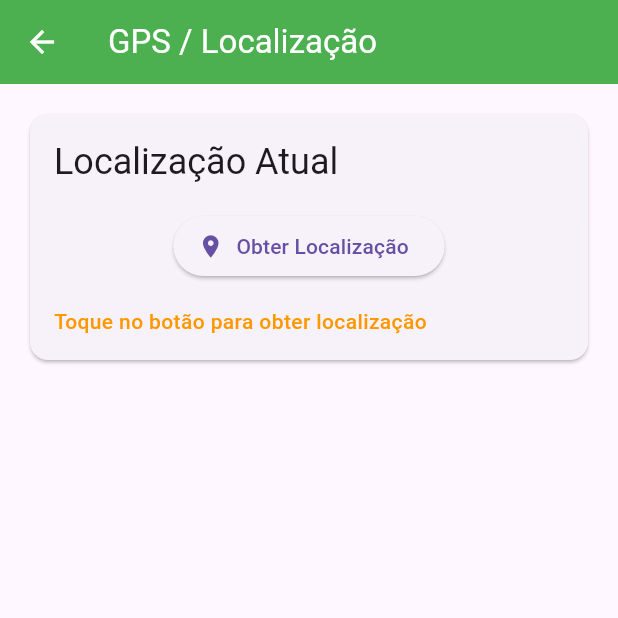
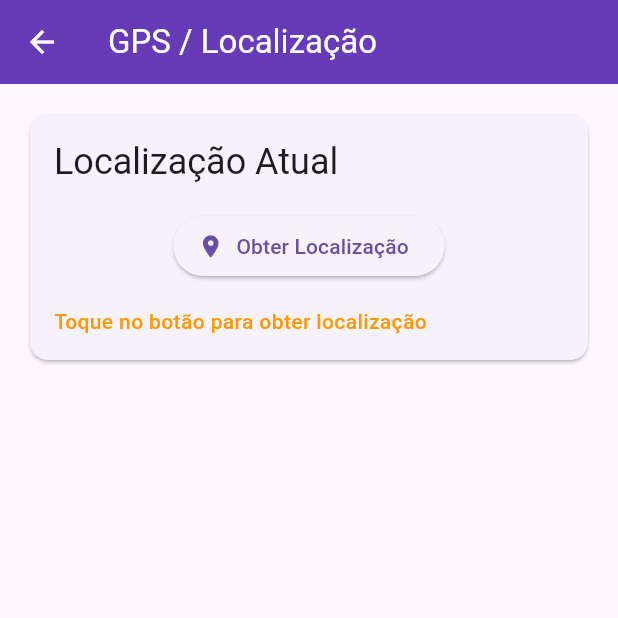
Before and after one commit to nascimentoI/intro---flutter, a Flutter app: the GpsPage screen opened directly, on a phone screen of 412 x 824 dp, the top half of it. Run offline on Flutter 3.47's test engine with Material 3 defaults, Android fonts, the phone set to English and light mode, and no system bars; our stand-ins replace flutter_map, geocoding, geolocator, latlong2.

Commit message:
Alteração cores

```diff
--- a/flutter_application_1/lib/pages/gps_page.dart
+++ b/flutter_application_1/lib/pages/gps_page.dart
@@ -41,7 +41,7 @@ class _GpsPageState extends State<GpsPage> {
     return Scaffold(
       appBar: AppBar(
         title: const Text('GPS / Localização'),
-        backgroundColor: Colors.green,
+        backgroundColor: Colors.deepPurple,
         foregroundColor: Colors.white,
       ),
       body: SingleChildScrollView(
@@ -81,7 +81,7 @@ class _GpsPageState extends State<GpsPage> {
                         _controller.statusMessage,
                         style: TextStyle(
                           color: _controller.currentPosition != null
-                              ? Colors.green
+                              ? Colors.deepPurple
                               : Colors.orange,
                           fontWeight: FontWeight.w500,
                         ),
```
